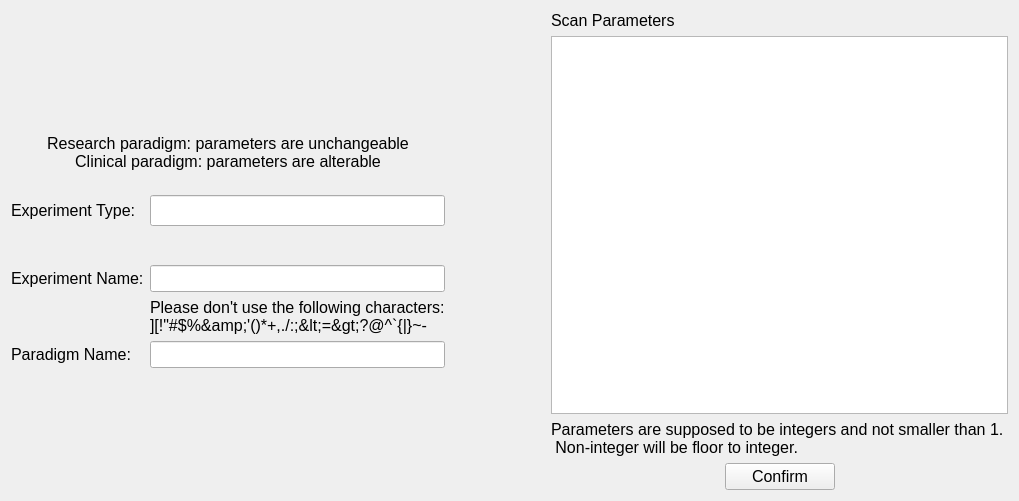
Above: smartfMRI/experimentmanager.ui from wuzhuobin/smartfMRI before the change. Below: the same form after it.
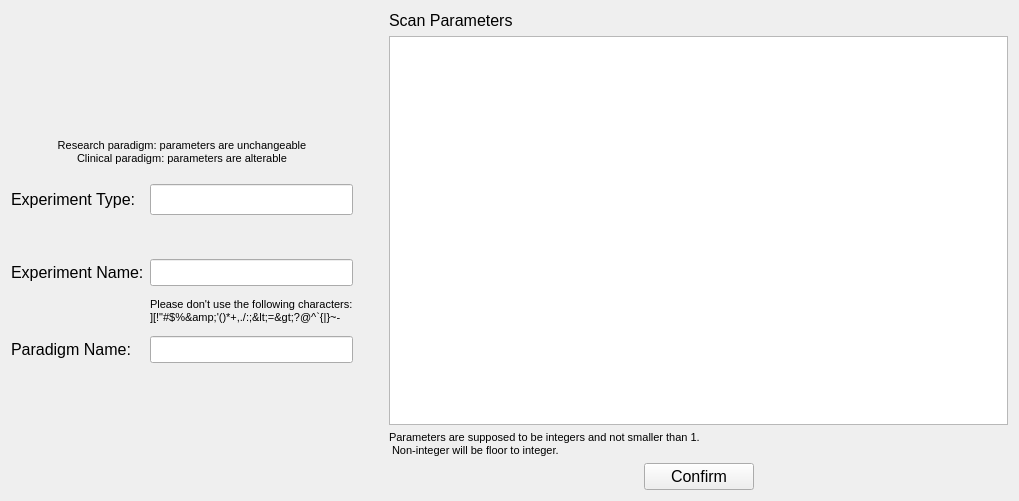
That is the form after the change. Icons and pictures are not drawn.

```diff
--- a/smartfMRI/experimentmanager.ui
+++ b/smartfMRI/experimentmanager.ui
@@ -129,7 +129,7 @@
         <widget class="QLabel" name="label">
          <property name="font">
           <font>
-           <pointsize>12</pointsize>
+           <pointsize>8</pointsize>
           </font>
          </property>
          <property name="text">
@@ -146,7 +146,7 @@
         <widget class="QLabel" name="label_2">
          <property name="font">
           <font>
-           <pointsize>12</pointsize>
+           <pointsize>8</pointsize>
           </font>
          </property>
          <property name="text">
@@ -200,7 +200,7 @@
      </property>
      <property name="sizeHint" stdset="0">
       <size>
-       <width>100</width>
+       <width>30</width>
        <height>17</height>
       </size>
      </property>
@@ -308,7 +308,7 @@
        </property>
        <property name="font">
         <font>
-         <pointsize>12</pointsize>
+         <pointsize>8</pointsize>
         </font>
        </property>
        <property name="text">
```
